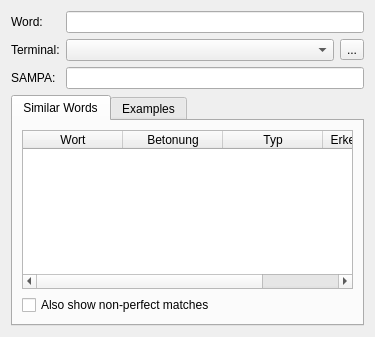
This is simon/src/simonmodelmanagementui/AddWord/resolvewordpage.ui in KDE/simon as Qt 5 draws it before an edit. The edited form follows.
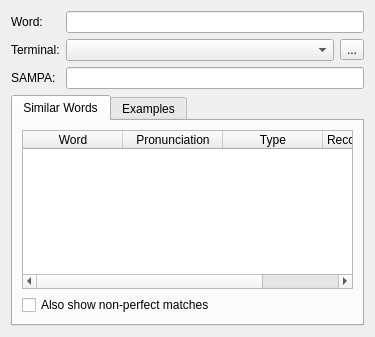
This is the edited form. The open tabs and pages were chosen to show the change. Custom widgets are drawn as their Qt base class.

```diff
--- a/simon/src/simonmodelmanagementui/AddWord/resolvewordpage.ui
+++ b/simon/src/simonmodelmanagementui/AddWord/resolvewordpage.ui
@@ -66,22 +66,22 @@
          </property>
          <column>
           <property name="text" >
-           <string>Wort</string>
+           <string>Word</string>
           </property>
          </column>
          <column>
           <property name="text" >
-           <string>Betonung</string>
+           <string>Pronunciation</string>
           </property>
          </column>
          <column>
           <property name="text" >
-           <string>Typ</string>
+           <string>Type</string>
           </property>
          </column>
          <column>
           <property name="text" >
-           <string>Erkennungsrate</string>
+           <string>Recognition Rate</string>
           </property>
          </column>
         </widget>
```
Left out of the diff: 2 changed lines with no effect on the pictures.
